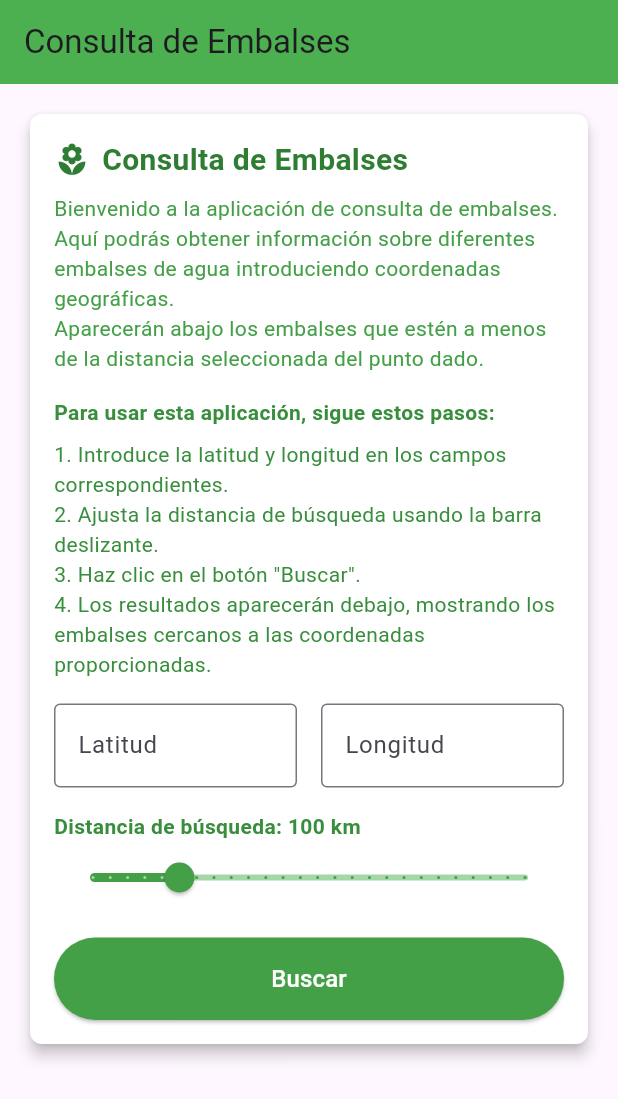
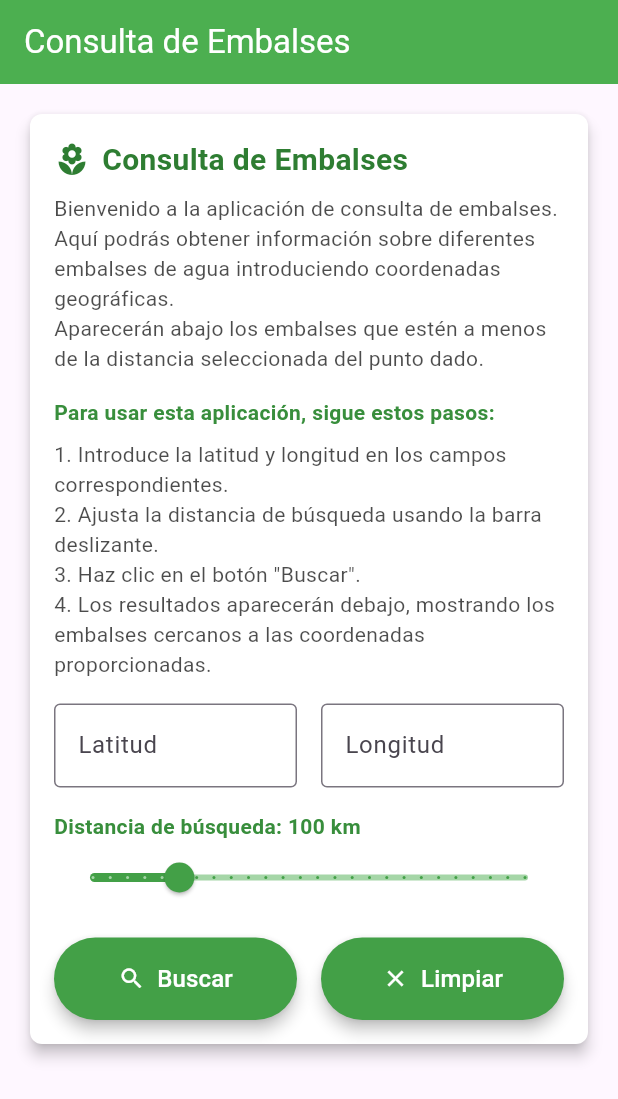
Before and after one commit to Javierub32/Malackathon, a Flutter app: the screen it shows after launch, on a phone screen of 412 x 824 dp. Shown: the top 1099 px of the screen. Run offline on Flutter 3.47's test engine with Material 3 defaults, Android fonts, the phone set to English and light mode, and no system bars.

Commit message:
Hacemos que los datos se muestren en un grill y cambiamos un poco la vista del frontend

```diff
--- a/lib/pages/home_page.dart
+++ b/lib/pages/home_page.dart
@@ -29,6 +29,8 @@ class HomePage extends StatefulWidget {
 class _HomePageState extends State<HomePage> {
   final TextEditingController _latitudController = TextEditingController();
   final TextEditingController _longitudController = TextEditingController();
+  final ScrollController _scrollController = ScrollController(); // ScrollController
+  final GlobalKey _resultKey = GlobalKey(); // GlobalKey para los resultados
   List<Embalse> _resultados = [];
   bool clicked = false;
 
@@ -65,6 +67,7 @@ class _HomePageState extends State<HomePage> {
       latitud: 40.40,
       longitud: -2.76,
     ),
+    // Puedes agregar más embalses aquí
   ];
 
   void _buscarEmbalses() {
@@ -86,7 +89,6 @@ class _HomePageState extends State<HomePage> {
     List<Embalse> embalsesCercanos = _embalsesEjemplo.where((embalse) {
       double distancia =
           calcularDistancia(lat, lon, embalse.latitud, embalse.longitud);
-      // print('Distancia a ${embalse.nombre}: $distancia km');
       return distancia <= _distancia; // Usar la distancia seleccionada
     }).toList();
 
@@ -94,23 +96,60 @@ class _HomePageState extends State<HomePage> {
       _resultados = embalsesCercanos;
       clicked = true;
     });
+
+    // Hacer scroll a los resultados después de que el estado se haya actualizado
+    if (embalsesCercanos.isNotEmpty) {
+      WidgetsBinding.instance.addPostFrameCallback((_) {
+        Scrollable.ensureVisible(
+          _resultKey.currentContext!,
+          duration: const Duration(milliseconds: 500),
+          curve: Curves.easeInOut,
+        );
+      });
+    }
+  }
+
+  void _limpiarCampos() {
+    _latitudController.clear();
+    _longitudController.clear();
+    setState(() {
+      _resultados.clear();
+      clicked = false;
+    });
   }
 
   @override
   void dispose() {
     _latitudController.dispose();
     _longitudController.dispose();
+    _scrollController.dispose(); // Dispose del ScrollController
     super.dispose();
+  }
+
+  /// Función para calcular el número de columnas según el ancho de la pantalla
+  int _calculateCrossAxisCount(BuildContext context) {
+    double screenWidth = MediaQuery.of(context).size.width;
+
+    if (screenWidth >= 1200) {
+      return 4;
+    } else if (screenWidth >= 800) {
+      return 3;
+    } else if (screenWidth >= 600) {
+      return 2;
+    } else {
+      return 1;
+    }
   }
 
   @override
   Widget build(BuildContext context) {
     return Scaffold(
       appBar: AppBar(
-        title: const Text('Consulta de Embalses'),
+        title: const Text('Consulta de Embalses', style: TextStyle(color: Colors.white)),
         backgroundColor: Colors.green,
       ),
       body: SingleChildScrollView(
+        controller: _scrollController, // Asignar el ScrollController aquí
         padding: const EdgeInsets.all(16.0),
         child: Column(
           children: [
@@ -148,7 +187,7 @@ class _HomePageState extends State<HomePage> {
                     Text(
                       'Bienvenido a la aplicación de consulta de embalses. Aquí podrás obtener información sobre diferentes embalses de agua introduciendo coordenadas geográficas.\nAparecerán abajo los embalses que estén a menos de la distancia seleccionada del punto dado.',
                       style: TextStyle(
-                        color: Colors.green[600],
+                        color: Colors.black87.withOpacity(0.7),
                       ),
                     ),
                     const SizedBox(height: 16.0),
@@ -167,7 +206,7 @@ class _HomePageState extends State<HomePage> {
                       '3. Haz clic en el botón "Buscar".\n'
                       '4. Los resultados aparecerán debajo, mostrando los embalses cercanos a las coordenadas proporcionadas.',
                       style: TextStyle(
-                        color: Colors.green[700],
+                        color: Colors.black87.withOpacity(0.7),
                       ),
                     ),
                     const SizedBox(height: 16.0),
@@ -208,21 +247,44 @@ class _HomePageState extends State<HomePage> {
                       ],
                     ),
                     const SizedBox(height: 16.0),
-                    // Botón de Búsqueda
-                    SizedBox(
-                      width: double.infinity,
-                      child: ElevatedButton(
+                    // Botones de Búsqueda y Limpiar
+                    Row(
+                      mainAxisAlignment: MainAxisAlignment.spaceEvenly,
+                      children: [
+                        Expanded(
+                          child: ElevatedButton.icon(
                             onPressed: _buscarEmbalses,
                             style: ElevatedButton.styleFrom(
                               foregroundColor: Colors.white,
                               backgroundColor: Colors.green[600],
                               padding: const EdgeInsets.symmetric(vertical: 16.0),
+                              elevation: 4.0, // Añade sombra
                             ),
-                        child: const Text(
+                            icon: const Icon(Icons.search),
+                            label: const Text(
                               'Buscar',
                               style: TextStyle(fontSize: 16.0),
                             ),
                           ),
+                        ),
+                        const SizedBox(width: 16.0),
+                        Expanded(
+                          child: ElevatedButton.icon(
+                            onPressed: _limpiarCampos,
+                            style: ElevatedButton.styleFrom(
+                              foregroundColor: Colors.white,
+                              backgroundColor: Colors.green[600],
+                              padding: const EdgeInsets.symmetric(vertical: 16.0),
+                              elevation: 4.0, // Añade sombra
+                            ),
+                            icon: const Icon(Icons.clear),
+                            label: const Text(
+                              'Limpiar',
+                              style: TextStyle(fontSize: 16.0),
+                            ),
+                          ),
+                        ),
+                      ],
                     ),
                   ],
                 ),
@@ -230,13 +292,46 @@ class _HomePageState extends State<HomePage> {
             ),
             const SizedBox(height: 24.0),
             // Resultados de la Búsqueda
-            if (_resultados.isNotEmpty) EmbalseCard(resultados: _resultados),
+            if (_resultados.isNotEmpty)
+              Column(
+                key: _resultKey, // Asignar el GlobalKey aquí
+                crossAxisAlignment: CrossAxisAlignment.start,
+                children: [
+                  Text(
+                    'Resultados de la búsqueda',
+                    style: TextStyle(
+                      fontSize: 18.0,
+                      fontWeight: FontWeight.bold,
+                      color: Colors.green[800],
+                    ),
+                  ),
+                  const SizedBox(height: 16.0),
+                  GridView.builder(
+                    shrinkWrap: true,
+                    physics: const NeverScrollableScrollPhysics(),
+                    gridDelegate: SliverGridDelegateWithFixedCrossAxisCount(
+                      crossAxisCount: _calculateCrossAxisCount(context),
+                      crossAxisSpacing: 16.0,
+                      mainAxisSpacing: 16.0,
+                      childAspectRatio: 3 / 2, // Ajusta según tus necesidades
+                    ),
+                    itemCount: _resultados.length,
+                    itemBuilder: (context, index) {
+                      final embalse = _resultados[index];
+                      return EmbalseGridItem(embalse: embalse);
+                    },
+                  ),
+                ],
+              ),
             if (_resultados.isEmpty && clicked)
-              const Text(
+              const Padding(
+                padding: EdgeInsets.only(top: 16.0),
+                child: Text(
                   'No se encontraron embalses cercanos a las coordenadas proporcionadas.',
                   style: TextStyle(
                     color: Colors.red,
                     fontWeight: FontWeight.bold,
+                  ),
                 ),
               ),
           ],
@@ -298,13 +393,10 @@ class CampoLongitud extends StatelessWidget {
   }
 }
 
-class EmbalseCard extends StatelessWidget {
-  const EmbalseCard({
-    super.key,
-    required List<Embalse> resultados,
-  }) : _resultados = resultados;
+class EmbalseGridItem extends StatelessWidget {
+  final Embalse embalse;
 
-  final List<Embalse> _resultados;
+  const EmbalseGridItem({Key? key, required this.embalse}) : super(key: key);
 
   @override
   Widget build(BuildContext context) {
@@ -315,33 +407,7 @@ class EmbalseCard extends StatelessWidget {
         borderRadius: BorderRadius.circular(8.0),
       ),
       child: Padding(
-        padding: const EdgeInsets.all(16.0),
-        child: Column(
-          crossAxisAlignment: CrossAxisAlignment.start,
-          children: [
-            Text(
-              'Resultados de la búsqueda',
-              style: TextStyle(
-                fontSize: 18.0,
-                fontWeight: FontWeight.bold,
-                color: Colors.green[800],
-              ),
-            ),
-            const SizedBox(height: 16.0),
-            ListView.builder(
-              shrinkWrap: true,
-              physics: const NeverScrollableScrollPhysics(),
-              itemCount: _resultados.length,
-              itemBuilder: (context, index) {
-                final embalse = _resultados[index];
-                return Container(
-                  margin: const EdgeInsets.only(bottom: 16.0),
-                  padding: const EdgeInsets.all(16.0),
-                  decoration: BoxDecoration(
-                    color: Colors.green[50],
-                    border: Border.all(color: Colors.green[200]!),
-                    borderRadius: BorderRadius.circular(8.0),
-                  ),
+        padding: const EdgeInsets.all(12.0),
         child: Column(
           crossAxisAlignment: CrossAxisAlignment.start,
           children: [
@@ -374,11 +440,6 @@ class EmbalseCard extends StatelessWidget {
             ),
           ],
         ),
-                );
-              },
-            ),
-          ],
-        ),
       ),
     );
   }
```
Lines whose indentation alone changed are shown as unchanged.
